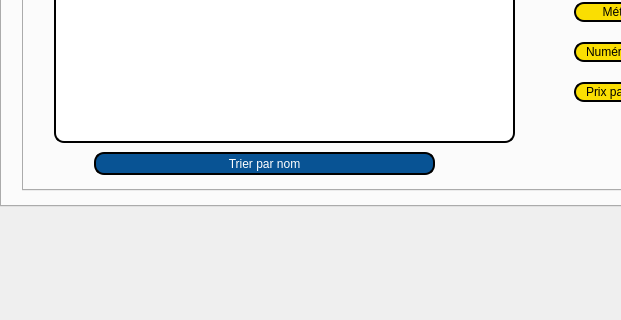
Qt form mainwindow1.ui (yanni2302/smart_parental_monitoring_2A22) before a commit; both pictures show x 0 to 621 and y 414 to 734 of the 1144 by 734 pixel window.
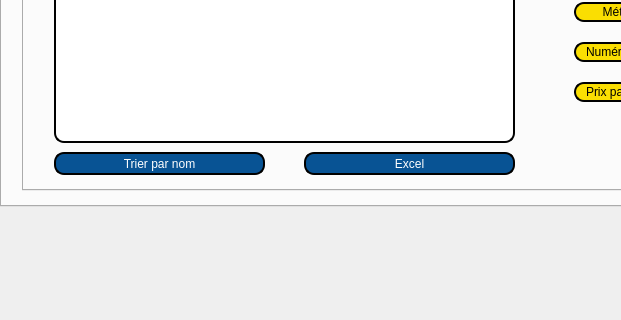
The same form after that commit. The open tabs and pages were chosen to show the change. Icons and pictures are not drawn.

Commit message: excel personne daide +controle de saisie education

What changed in the file:
```diff
--- a/mainwindow1.ui
+++ b/mainwindow1.ui
@@ -997,9 +997,9 @@
       <widget class="QPushButton" name="tri">
        <property name="geometry">
         <rect>
-         <x>70</x>
+         <x>30</x>
          <y>380</y>
-         <width>341</width>
+         <width>211</width>
          <height>23</height>
         </rect>
        </property>
@@ -1074,6 +1074,28 @@
         <bool>true</bool>
        </property>
       </widget>
+      <widget class="QPushButton" name="Excel">
+       <property name="geometry">
+        <rect>
+         <x>280</x>
+         <y>380</y>
+         <width>211</width>
+         <height>23</height>
+        </rect>
+       </property>
+       <property name="styleSheet">
+        <string notr="true">border: 2px solid black;
+border-radius: 10px;
+padding: 0 8px;
+color: rgb(255, 255, 255);
+background:#085394	;
+font: bold, &quot;Comic Sans MS&quot;;
+</string>
+       </property>
+       <property name="text">
+        <string>Excel</string>
+       </property>
+      </widget>
      </widget>
      <widget class="QWidget" name="tab">
       <attribute name="title">
```
Left out of the diff: 2 changed lines with no effect on the pictures. The commit also changes 13 other files.
